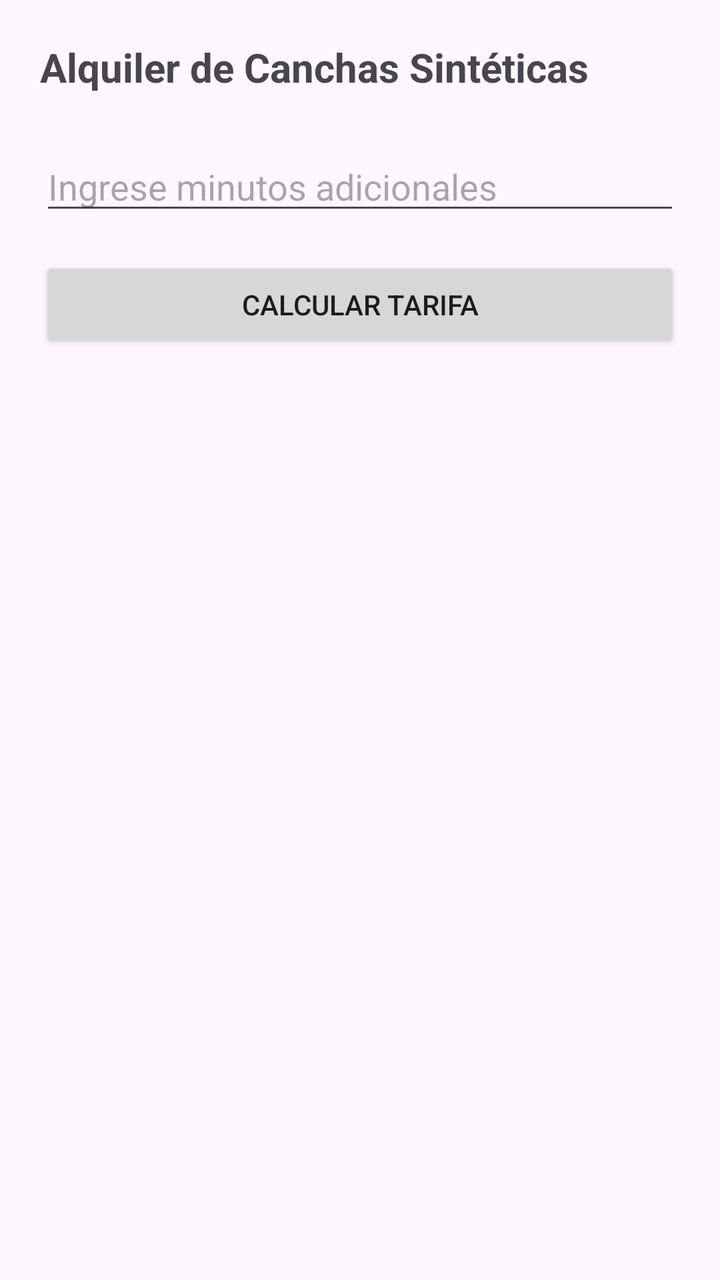
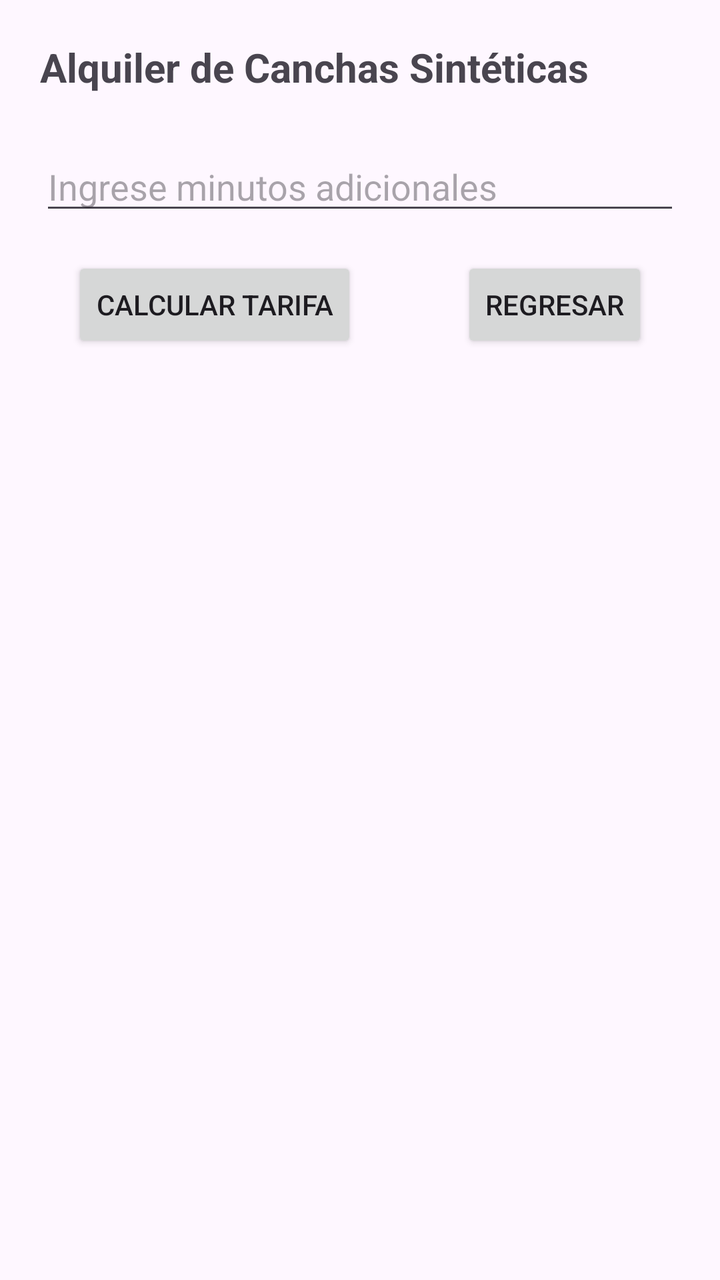

Two renders of the same Android screen: before a commit and after it. Below are the layout's source before the change and the commit's diff.
<!-- AndroidManifest.xml: application theme Theme.AppGrupo5 -->
<!-- res/layout/activity_pregunta4.xml -->
<?xml version="1.0" encoding="utf-8"?>
<androidx.constraintlayout.widget.ConstraintLayout
    xmlns:android="http://schemas.android.com/apk/res/android"
    xmlns:app="http://schemas.android.com/apk/res-auto"
    xmlns:tools="http://schemas.android.com/tools"
    android:layout_width="match_parent"
    android:layout_height="match_parent"
    android:padding="20dp"
    tools:context=".Pregunta4Activity">

    <TextView
        android:id="@+id/tvTitulo"
        android:layout_width="0dp"
        android:layout_height="wrap_content"
        android:text="@string/p4_titulo"
        android:textSize="20sp"
        android:textStyle="bold"
        android:textAlignment="center"
        app:layout_constraintTop_toTopOf="parent"
        app:layout_constraintStart_toStartOf="parent"
        app:layout_constraintEnd_toEndOf="parent" />

    <EditText
        android:id="@+id/etMinutos"
        android:layout_width="0dp"
        android:layout_height="wrap_content"
        android:hint="@string/p4_hint_minutos"
        android:inputType="number"
        android:layout_marginTop="24dp"
        app:layout_constraintTop_toBottomOf="@id/tvTitulo"
        app:layout_constraintStart_toStartOf="parent"
        app:layout_constraintEnd_toEndOf="parent" />

    <Button
        android:id="@+id/btnCalcular"
        android:layout_width="0dp"
        android:layout_height="wrap_content"
        android:text="@string/p4_btn_calcular"
        android:layout_marginTop="16dp"
        app:layout_constraintTop_toBottomOf="@id/etMinutos"
        app:layout_constraintStart_toStartOf="parent"
        app:layout_constraintEnd_toEndOf="parent" />

    <TextView
        android:id="@+id/tvResultado"
        android:layout_width="0dp"
        android:layout_height="wrap_content"
        android:textSize="15sp"
        android:padding="16dp"
        android:layout_marginTop="24dp"
        app:layout_constraintTop_toBottomOf="@id/btnCalcular"
        app:layout_constraintStart_toStartOf="parent"
        app:layout_constraintEnd_toEndOf="parent" />

</androidx.constraintlayout.widget.ConstraintLayout>
<!-- resources referenced by this layout -->
<resources>
  <string name="p4_btn_calcular">Calcular Tarifa</string>
  <string name="p4_hint_minutos">Ingrese minutos adicionales</string>
  <string name="p4_titulo">Alquiler de Canchas Sintéticas</string>
  <style name="Theme.AppGrupo5" parent="Base.Theme.AppGrupo5" />
  <style name="Base.Theme.AppGrupo5" parent="Theme.Material3.DayNight.NoActionBar">
          
          
      </style>
</resources>

<!-- the commit's change to res/layout/activity_pregunta4.xml (unified diff, before → after) -->
@@ -33,13 +33,13 @@
 
     <Button
         android:id="@+id/btnCalcular"
-        android:layout_width="0dp"
+        android:layout_width="wrap_content"
         android:layout_height="wrap_content"
+        android:layout_marginStart="16dp"
+        android:layout_marginTop="16dp"
         android:text="@string/p4_btn_calcular"
-        android:layout_marginTop="16dp"
-        app:layout_constraintTop_toBottomOf="@id/etMinutos"
         app:layout_constraintStart_toStartOf="parent"
-        app:layout_constraintEnd_toEndOf="parent" />
+        app:layout_constraintTop_toBottomOf="@id/etMinutos" />
 
     <TextView
         android:id="@+id/tvResultado"
@@ -52,4 +52,14 @@
         app:layout_constraintStart_toStartOf="parent"
         app:layout_constraintEnd_toEndOf="parent" />
 
+    <Button
+        android:id="@+id/btn_regresar4"
+        android:layout_width="wrap_content"
+        android:layout_height="wrap_content"
+        android:layout_marginTop="16dp"
+        android:layout_marginEnd="16dp"
+        android:text="Regresar"
+        app:layout_constraintEnd_toEndOf="parent"
+        app:layout_constraintTop_toBottomOf="@+id/etMinutos" />
+
 </androidx.constraintlayout.widget.ConstraintLayout>
